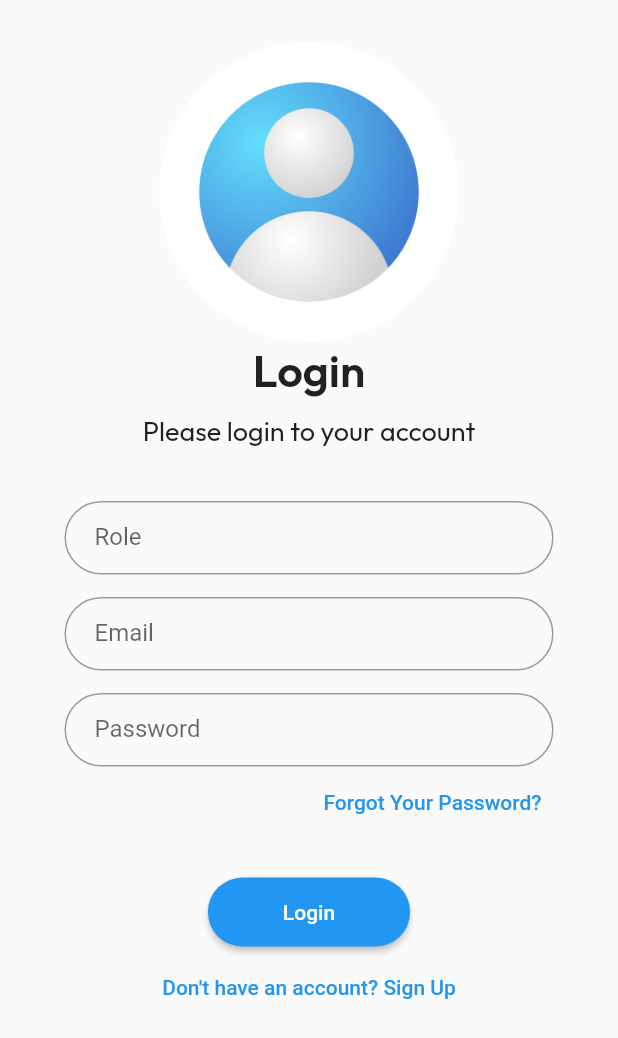
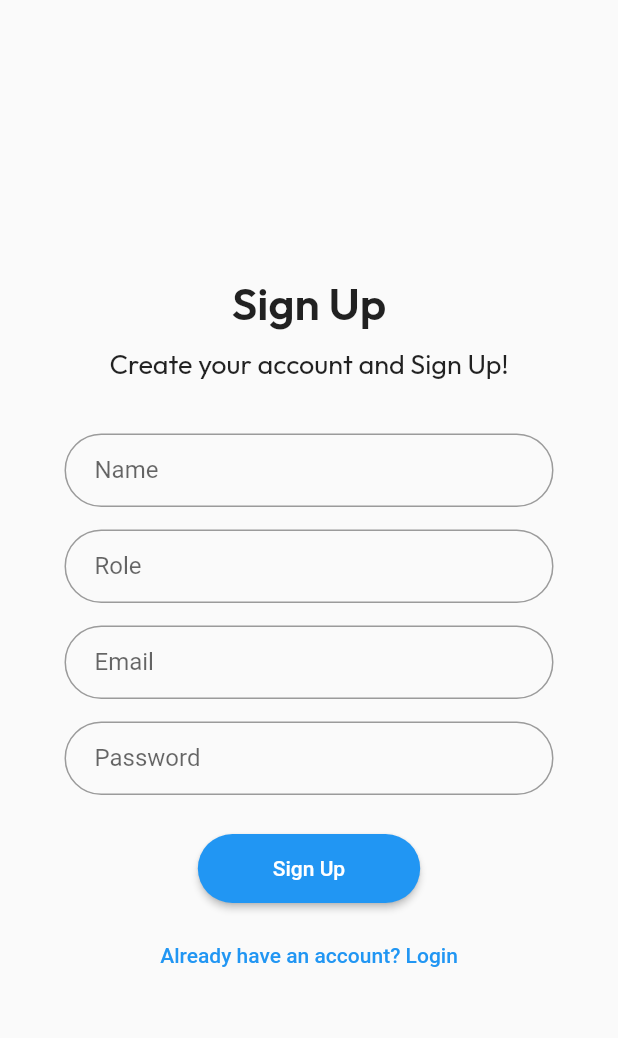
Before and after one commit to amouriessa/ST-flutter, a Flutter app: the screen it shows after launch, after a tap on "Don't have an account? Sign Up", on a phone screen of 412 x 824 dp. Shown: the top 1038 px of the screen. Run offline on Flutter 3.47's test engine with Material 2 defaults, Android fonts, the phone set to English and light mode, and no system bars.

Commit message:
Finish SignUp UI

```diff
--- a/lib/main.dart
+++ b/lib/main.dart
@@ -1,5 +1,4 @@
 import 'package:bromindo_project/screens/login_screen.dart';
-import 'package:bromindo_project/widgets/login/login_header.dart';
 import 'package:flutter/material.dart';
 
 void main() {
--- a/lib/screens/login_screen.dart
+++ b/lib/screens/login_screen.dart
@@ -1,6 +1,6 @@
-import 'package:bromindo_project/widgets/login/login_footer.dart';
-import 'package:bromindo_project/widgets/login/login_form.dart';
-import 'package:bromindo_project/widgets/login/login_header.dart';
+import 'package:bromindo_project/widgets/loginpage/login_footer.dart';
+import 'package:bromindo_project/widgets/loginpage/login_form.dart';
+import 'package:bromindo_project/widgets/loginpage/login_header.dart';
 import 'package:flutter/material.dart';
 
 class LoginScreen extends StatelessWidget {
--- /dev/null
+++ b/lib/screens/signup_screen.dart
@@ -0,0 +1,47 @@
+import 'package:bromindo_project/screens/login_screen.dart';
+import 'package:bromindo_project/widgets/signuppage/signup_footer.dart';
+import 'package:bromindo_project/widgets/signuppage/signup_form.dart';
+import 'package:bromindo_project/widgets/signuppage/signup_header.dart';
+import 'package:flutter/material.dart';
+import 'package:flutter/src/widgets/framework.dart';
+import 'package:flutter/src/widgets/placeholder.dart';
+
+class SignUpScreen extends StatelessWidget {
+  const SignUpScreen({super.key});
+
+  @override
+  Widget build(BuildContext context) {
+    var name = TextEditingController();
+    var role = TextEditingController();
+    var email = TextEditingController();
+    var pass = TextEditingController();
+    var formkey = GlobalKey<FormState>();
+
+    return Scaffold(
+      body: SafeArea(
+          child: Center(
+        child: Padding(
+          padding: EdgeInsets.all(8.0),
+          child: Column(
+            mainAxisAlignment: MainAxisAlignment.center,
+            children: [
+              SignUpHeader(),
+              SignUpForm(
+                  etRole: role,
+                  etEmail: email,
+                  etPass: pass,
+                  formkey: formkey,
+                  etNama: name),
+              SignUpFooter(onPressedSignUp: () {
+                Navigator.push(
+                  context,
+                  MaterialPageRoute(builder: (context) => LoginScreen()),
+                );
+              })
+            ],
+          ),
+        ),
+      )),
+    );
+  }
+}
--- a/lib/widgets/login/login_footer.dart
+++ b/lib/widgets/loginpage/login_footer.dart
@@ -1,3 +1,4 @@
+import 'package:bromindo_project/screens/signup_screen.dart';
 import 'package:flutter/material.dart';
 
 class LoginFooter extends StatelessWidget {
@@ -28,8 +29,10 @@
         SizedBox(height: 2),
         TextButton(
           onPressed: () {
-            // Navigasi ke halaman reset password
-            // Misalnya dengan Navigator.push ke halaman ResetPassword
+            Navigator.push(
+              context,
+              MaterialPageRoute(builder: (context) => SignUpScreen()),
+            );
           },
           child: Text("Don't have an account? Sign Up"),
         ),
--- /dev/null
+++ b/lib/widgets/signuppage/signup_footer.dart
@@ -0,0 +1,51 @@
+import 'package:bromindo_project/screens/login_screen.dart';
+import 'package:flutter/material.dart';
+
+class SignUpFooter extends StatelessWidget {
+  const SignUpFooter({Key? key, required this.onPressedSignUp})
+      : super(key: key);
+
+  final VoidCallback onPressedSignUp;
+
+  void _showSnackBar(BuildContext context) {
+    final snackBar = SnackBar(content: Text('Account successfully created!'));
+    ScaffoldMessenger.of(context).showSnackBar(snackBar);
+  }
+
+  @override
+  Widget build(BuildContext context) {
+    return Column(
+      children: [
+        SizedBox(
+          height: 25,
+        ),
+        ElevatedButton(
+          onPressed: () {
+            onPressedSignUp();
+            _showSnackBar(context); // Show the SnackBar
+          },
+          child: const Text("Sign Up"),
+          style: ElevatedButton.styleFrom(
+            primary: Colors.blue,
+            onPrimary: Colors.white,
+            shape: RoundedRectangleBorder(
+              borderRadius: BorderRadius.circular(40.0),
+            ),
+            padding: EdgeInsets.symmetric(
+                horizontal: 50, vertical: 15), // Padding tombol
+          ),
+        ),
+        SizedBox(height: 10),
+        TextButton(
+          onPressed: () {
+            Navigator.push(
+              context,
+              MaterialPageRoute(builder: (context) => LoginScreen()),
+            );
+          },
+          child: Text("Already have an account? Login"),
+        ),
+      ],
+    );
+  }
+}
--- /dev/null
+++ b/lib/widgets/signuppage/signup_form.dart
@@ -0,0 +1,113 @@
+import 'package:flutter/material.dart';
+
+class SignUpForm extends StatefulWidget {
+  const SignUpForm({
+    super.key,
+    required this.etRole,
+    required this.etEmail,
+    required this.etPass,
+    required this.formkey,
+    required this.etNama,
+  });
+
+  final TextEditingController etNama;
+  final TextEditingController etRole;
+  final TextEditingController etEmail;
+  final TextEditingController etPass;
+  final GlobalKey<FormState> formkey;
+
+  @override
+  State<SignUpForm> createState() => _SignUpFormState();
+}
+
+class _SignUpFormState extends State<SignUpForm> {
+  String? validateEmail(String? value) {
+    if (value == null || value.isEmpty) {
+      return 'Email must not be blank';
+    }
+    final RegExp emailRegex =
+        RegExp(r"^[a-zA-Z0-9._%+-]+@[a-zA-Z0-9.-]+\.[a-zA-Z]{2,4}$");
+    if (!emailRegex.hasMatch(value)) {
+      return 'Please enter a valid email';
+    }
+    return null;
+  }
+
+  @override
+  Widget build(BuildContext context) {
+    return Padding(
+      padding: const EdgeInsets.symmetric(horizontal: 35.0),
+      child: SingleChildScrollView(
+        child: Form(
+          child: Column(
+            children: [
+              TextFormField(
+                controller: widget.etNama,
+                keyboardType: TextInputType.text,
+                autovalidateMode: AutovalidateMode.onUserInteraction,
+                decoration: InputDecoration(
+                  labelText: "Name",
+                  border: OutlineInputBorder(
+                    borderRadius: BorderRadius.circular(40.0),
+                  ),
+                  contentPadding:
+                      EdgeInsets.symmetric(vertical: 15.0, horizontal: 20.0),
+                ),
+              ),
+              SizedBox(height: 15),
+              TextFormField(
+                controller: widget.etRole,
+                keyboardType: TextInputType.text,
+                autovalidateMode: AutovalidateMode.onUserInteraction,
+                decoration: InputDecoration(
+                  labelText: "Role",
+                  border: OutlineInputBorder(
+                    borderRadius: BorderRadius.circular(40.0),
+                  ),
+                  contentPadding:
+                      EdgeInsets.symmetric(vertical: 15.0, horizontal: 20.0),
+                ),
+              ),
+              SizedBox(height: 15),
+              TextFormField(
+                controller: widget.etEmail,
+                keyboardType: TextInputType.text,
+                autovalidateMode: AutovalidateMode.onUserInteraction,
+                decoration: InputDecoration(
+                  labelText: "Email",
+                  border: OutlineInputBorder(
+                    borderRadius: BorderRadius.circular(40.0),
+                  ),
+                  contentPadding:
+                      EdgeInsets.symmetric(vertical: 15.0, horizontal: 20.0),
+                ),
+                validator: validateEmail,
+              ),
+              SizedBox(height: 15),
+              TextFormField(
+                controller: widget.etPass,
+                keyboardType: TextInputType.text,
+                autovalidateMode: AutovalidateMode.onUserInteraction,
+                decoration: InputDecoration(
+                  labelText: "Password",
+                  border: OutlineInputBorder(
+                    borderRadius: BorderRadius.circular(40.0),
+                  ),
+                  contentPadding:
+                      EdgeInsets.symmetric(vertical: 15.0, horizontal: 20.0),
+                ),
+                validator: (value) {
+                  if (value!.length < 8) {
+                    return 'Password must be at least 8 characters';
+                  }
+                  return null;
+                },
+                obscureText: true,
+              ),
+            ],
+          ),
+        ),
+      ),
+    );
+  }
+}
--- /dev/null
+++ b/lib/widgets/signuppage/signup_header.dart
@@ -0,0 +1,35 @@
+import 'package:flutter/material.dart';
+import 'package:flutter/src/widgets/framework.dart';
+import 'package:flutter/src/widgets/placeholder.dart';
+
+class SignUpHeader extends StatelessWidget {
+  const SignUpHeader({super.key});
+
+  @override
+  Widget build(BuildContext context) {
+    return Column(
+      children: const [
+        SizedBox(height: 20),
+        Text(
+          'Sign Up',
+          style: TextStyle(
+              fontFamily: 'Outfit', fontSize: 30, fontWeight: FontWeight.bold),
+        ),
+        SizedBox(
+          height: 10,
+        ),
+        Text(
+          'Create your account and Sign Up!',
+          style: TextStyle(
+              fontFamily: 'Outfit',
+              fontSize: 18,
+              fontWeight: FontWeight.normal),
+        ),
+        SizedBox(
+          height: 35,
+        ),
+        //
+      ],
+    );
+  }
+}
```
Also changed, not shown: lib/screens/home_screen.dart (added), lib/widgets/homepage/home.dart (added), lib/widgets/homepage/home_footer.dart (added), lib/widgets/homepage/home_header.dart (added), lib/widgets/loginpage/login_form.dart (renamed from lib/widgets/login/login_form.dart), lib/widgets/loginpage/login_header.dart (renamed from lib/widgets/login/login_header.dart).
